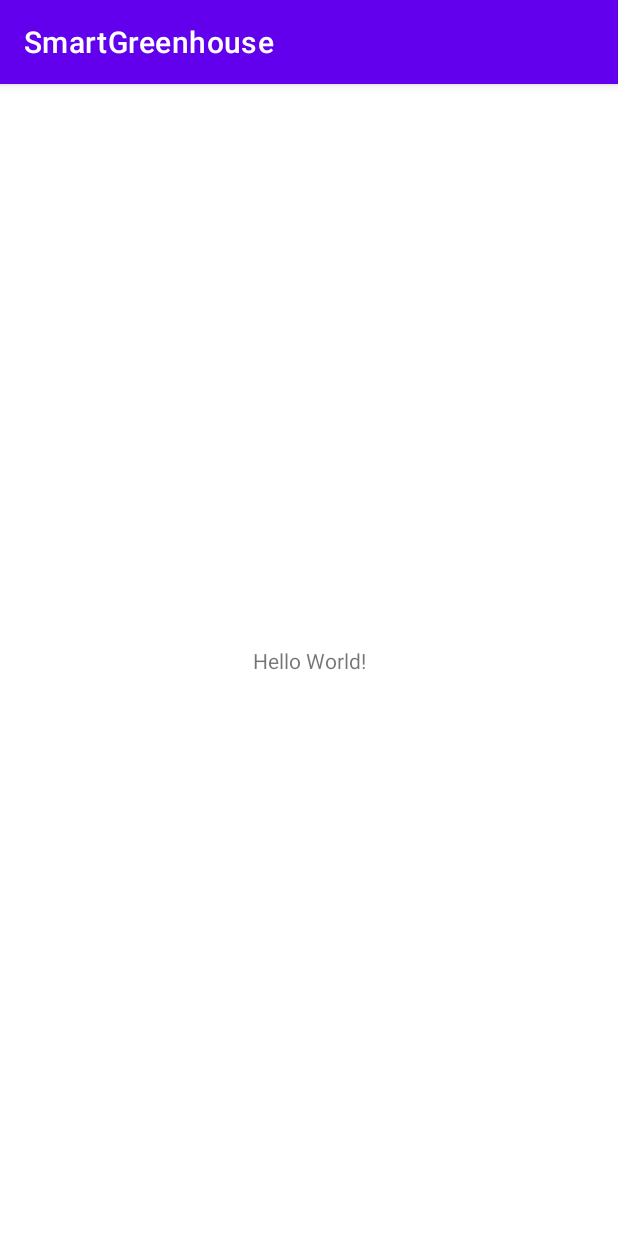
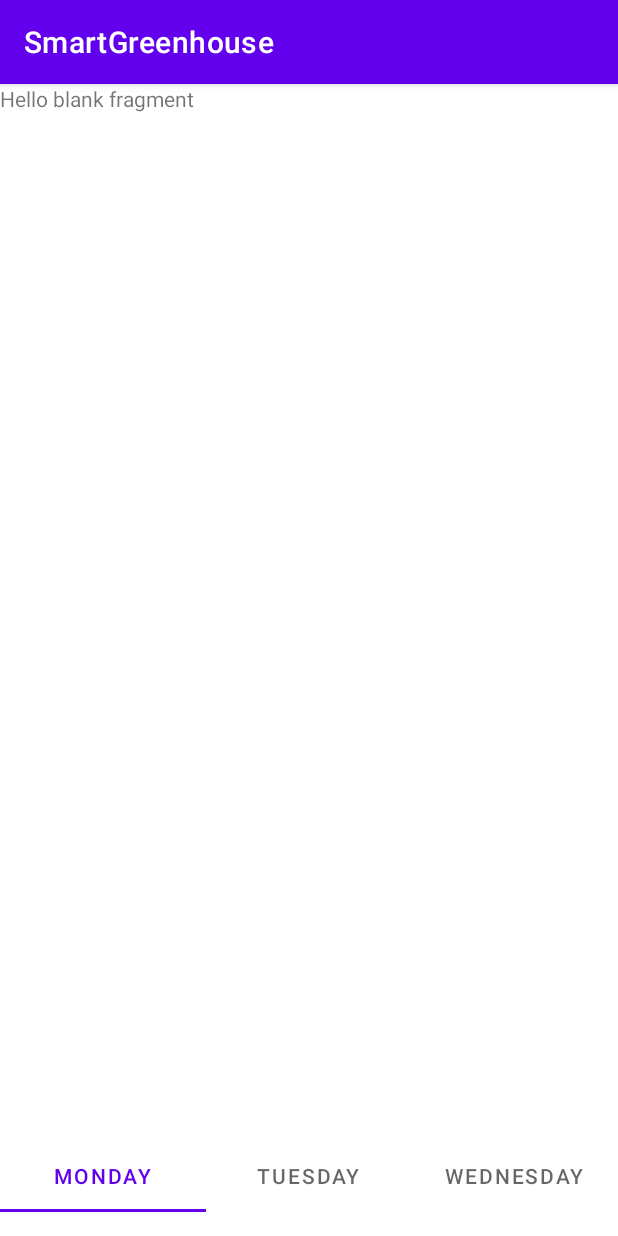
Before and after one commit to pseoane/smart-greenhouse-app, an Android app: the screen it shows after launch (MainActivity), on a phone screen of 412 x 824 dp. Run offline under Robolectric (Android 15) with nearby library versions, the phone set to English and light mode, and no system bars.

Commit message:
tabLayout + adapter+viewpager+fragments

```diff
--- a/app/build.gradle
+++ b/app/build.gradle
@@ -32,6 +32,7 @@
     implementation 'androidx.appcompat:appcompat:1.3.1'
     implementation 'com.google.android.material:material:1.4.0'
     implementation 'androidx.constraintlayout:constraintlayout:2.1.1'
+    implementation 'androidx.legacy:legacy-support-v4:1.0.0'
     testImplementation 'junit:junit:4.+'
     androidTestImplementation 'androidx.test.ext:junit:1.1.3'
     androidTestImplementation 'androidx.test.espresso:espresso-core:3.4.0'
--- a/app/src/main/java/com/example/smartgreenhouse/MainActivity.java
+++ b/app/src/main/java/com/example/smartgreenhouse/MainActivity.java
@@ -1,14 +1,58 @@
 package com.example.smartgreenhouse;
 
 import androidx.appcompat.app.AppCompatActivity;
+import androidx.viewpager.widget.PagerAdapter;
+import androidx.viewpager2.widget.ViewPager2;
 
 import android.os.Bundle;
 
+import com.google.android.material.tabs.TabItem;
+import com.google.android.material.tabs.TabLayout;
+
 public class MainActivity extends AppCompatActivity {
-
+    TabLayout tabLayout;
+    ViewPager2 viewPager;
+    TabItem tabItemSen,tabItemAct,tabItemSta;
+    PagerController pagerAdapter;
     @Override
     protected void onCreate(Bundle savedInstanceState) {
         super.onCreate(savedInstanceState);
         setContentView(R.layout.activity_main);
+        tabLayout = findViewById(R.id.tabLayout);
+        viewPager = findViewById(R.id.viewPager);
+        tabItemSen = findViewById(R.id.tabItemSen);
+        tabItemAct = findViewById(R.id.tabItemAct);
+        tabItemSta = findViewById(R.id.tabItemSta);
+
+        pagerAdapter = new PagerController(this);
+        viewPager.setAdapter(pagerAdapter);
+        tabLayout.setOnTabSelectedListener(new TabLayout.OnTabSelectedListener() {
+            @Override
+            public void onTabSelected(TabLayout.Tab tab) {
+                viewPager.setCurrentItem(tab.getPosition());
+                int position = tab.getPosition();
+                switch (position){
+                    case 0:
+                        pagerAdapter.notifyDataSetChanged();
+                    case 1:
+                        pagerAdapter.notifyDataSetChanged();
+                    case 2:
+                        pagerAdapter.notifyDataSetChanged();
+
+                }
+
+            }
+
+            @Override
+            public void onTabUnselected(TabLayout.Tab tab) {
+
+            }
+
+            @Override
+            public void onTabReselected(TabLayout.Tab tab) {
+
+            }
+        });
+
     }
 }
--- /dev/null
+++ b/app/src/main/java/com/example/smartgreenhouse/PagerController.java
@@ -0,0 +1,37 @@
+package com.example.smartgreenhouse;
+
+import androidx.annotation.NonNull;
+import androidx.fragment.app.Fragment;
+import androidx.fragment.app.FragmentActivity;
+import androidx.fragment.app.FragmentManager;
+import androidx.fragment.app.FragmentPagerAdapter;
+import androidx.lifecycle.Lifecycle;
+import androidx.viewpager2.adapter.FragmentStateAdapter;
+
+public class PagerController extends FragmentStateAdapter {
+    int numoftabs = 3;
+
+    public PagerController(@NonNull FragmentActivity fragmentActivity) {
+        super(fragmentActivity);
+    }
+
+    @NonNull
+    @Override
+    public Fragment createFragment(int position) {
+        switch (position){
+            case 0:
+                return  new SensorFragment();
+            case 1:
+                return new ActuatorFragment();
+            case 2:
+                return new StatisticsFragment();
+            default:
+                return null;
+        }
+    }
+
+    @Override
+    public int getItemCount() {
+        return numoftabs;
+    }
+}
--- /dev/null
+++ b/app/src/main/java/com/example/smartgreenhouse/SensorFragment.java
@@ -0,0 +1,64 @@
+package com.example.smartgreenhouse;
+
+import android.os.Bundle;
+
+import androidx.fragment.app.Fragment;
+
+import android.view.LayoutInflater;
+import android.view.View;
+import android.view.ViewGroup;
+
+/**
+ * A simple {@link Fragment} subclass.
+ * Use the {@link SensorFragment#newInstance} factory method to
+ * create an instance of this fragment.
+ */
+public class SensorFragment extends Fragment {
+
+    // TODO: Rename parameter arguments, choose names that match
+    // the fragment initialization parameters, e.g. ARG_ITEM_NUMBER
+    private static final String ARG_PARAM1 = "param1";
+    private static final String ARG_PARAM2 = "param2";
+
+    // TODO: Rename and change types of parameters
+    private String mParam1;
+    private String mParam2;
+
+    public SensorFragment() {
+        // Required empty public constructor
+    }
+
+    /**
+     * Use this factory method to create a new instance of
+     * this fragment using the provided parameters.
+     *
+     * @param param1 Parameter 1.
+     * @param param2 Parameter 2.
+     * @return A new instance of fragment SensorFragment.
+     */
+    // TODO: Rename and change types and number of parameters
+    public static SensorFragment newInstance(String param1, String param2) {
+        SensorFragment fragment = new SensorFragment();
+        Bundle args = new Bundle();
+        args.putString(ARG_PARAM1, param1);
+        args.putString(ARG_PARAM2, param2);
+        fragment.setArguments(args);
+        return fragment;
+    }
+
+    @Override
+    public void onCreate(Bundle savedInstanceState) {
+        super.onCreate(savedInstanceState);
+        if (getArguments() != null) {
+            mParam1 = getArguments().getString(ARG_PARAM1);
+            mParam2 = getArguments().getString(ARG_PARAM2);
+        }
+    }
+
+    @Override
+    public View onCreateView(LayoutInflater inflater, ViewGroup container,
+                             Bundle savedInstanceState) {
+        // Inflate the layout for this fragment
+        return inflater.inflate(R.layout.fragment_sensor, container, false);
+    }
+}
--- a/app/src/main/res/layout/activity_main.xml
+++ b/app/src/main/res/layout/activity_main.xml
@@ -6,13 +6,46 @@
     android:layout_height="match_parent"
     tools:context=".MainActivity">
 
-    <TextView
-        android:layout_width="wrap_content"
+
+    <com.google.android.material.tabs.TabLayout
+        android:id="@+id/tabLayout"
+        android:layout_width="0dp"
         android:layout_height="wrap_content"
-        android:text="Hello World!"
+        android:layout_marginBottom="16dp"
         app:layout_constraintBottom_toBottomOf="parent"
-        app:layout_constraintLeft_toLeftOf="parent"
-        app:layout_constraintRight_toRightOf="parent"
-        app:layout_constraintTop_toTopOf="parent" />
+        app:layout_constraintEnd_toEndOf="parent"
+        app:layout_constraintStart_toStartOf="parent">
+
+        <com.google.android.material.tabs.TabItem
+            android:id="@+id/tabItemSen"
+            android:layout_width="wrap_content"
+            android:layout_height="wrap_content"
+            android:text="Monday" />
+
+        <com.google.android.material.tabs.TabItem
+            android:id="@+id/tabItemAct"
+            android:layout_width="wrap_content"
+            android:layout_height="wrap_content"
+            android:text="Tuesday" />
+
+        <com.google.android.material.tabs.TabItem
+            android:id="@+id/tabItemSta"
+            android:layout_width="wrap_content"
+            android:layout_height="wrap_content"
+            android:text="Wednesday" />
+    </com.google.android.material.tabs.TabLayout>
+
+    <androidx.viewpager2.widget.ViewPager2
+        android:id="@+id/viewPager"
+        android:layout_width="359dp"
+        android:layout_height="471dp"
+        android:layout_marginEnd="360dp"
+        android:layout_marginBottom="16dp"
+        app:layout_constraintBottom_toTopOf="@+id/tabLayout"
+        app:layout_constraintEnd_toEndOf="@+id/tabLayout"
+        app:layout_constraintHorizontal_bias="0.0"
+        app:layout_constraintStart_toStartOf="parent"
+        app:layout_constraintTop_toTopOf="parent"
+        app:layout_constraintVertical_bias="0.0" />
 
 </androidx.constraintlayout.widget.ConstraintLayout>
--- /dev/null
+++ b/app/src/main/res/layout/fragment_sensor.xml
@@ -0,0 +1,14 @@
+<?xml version="1.0" encoding="utf-8"?>
+<FrameLayout xmlns:android="http://schemas.android.com/apk/res/android"
+    xmlns:tools="http://schemas.android.com/tools"
+    android:layout_width="match_parent"
+    android:layout_height="match_parent"
+    tools:context=".SensorFragment">
+
+    <!-- TODO: Update blank fragment layout -->
+    <TextView
+        android:layout_width="match_parent"
+        android:layout_height="match_parent"
+        android:text="@string/hello_blank_fragment" />
+
+</FrameLayout>
--- a/app/src/main/res/values/strings.xml
+++ b/app/src/main/res/values/strings.xml
@@ -1,3 +1,5 @@
 <resources>
     <string name="app_name">SmartGreenhouse</string>
+    <!-- TODO: Remove or change this placeholder text -->
+    <string name="hello_blank_fragment">Hello blank fragment</string>
 </resources>
```
Also changed, not shown: app/src/main/java/com/example/smartgreenhouse/ActuatorFragment.java (added, +64 -0 lines), app/src/main/java/com/example/smartgreenhouse/StatisticsFragment.java (added, +64 -0 lines), app/src/main/res/layout/fragment_actuator.xml (added, +14 -0 lines), app/src/main/res/layout/fragment_statistics.xml (added, +14 -0 lines).
